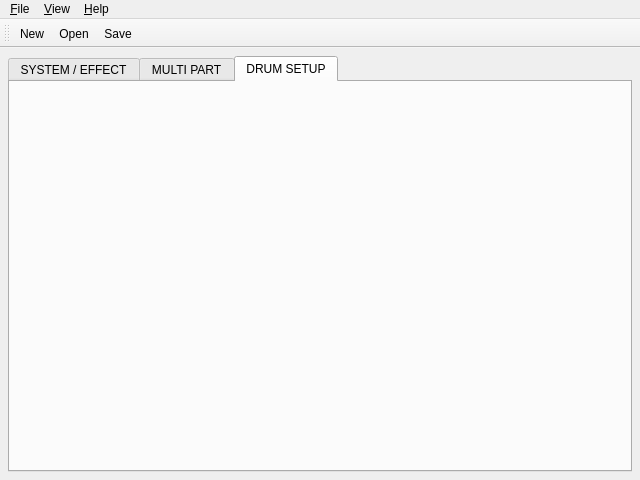
This is src/qxgeditMainForm.ui in rncbc/qxgedit as Qt 5 draws it before an edit. The edited form follows.
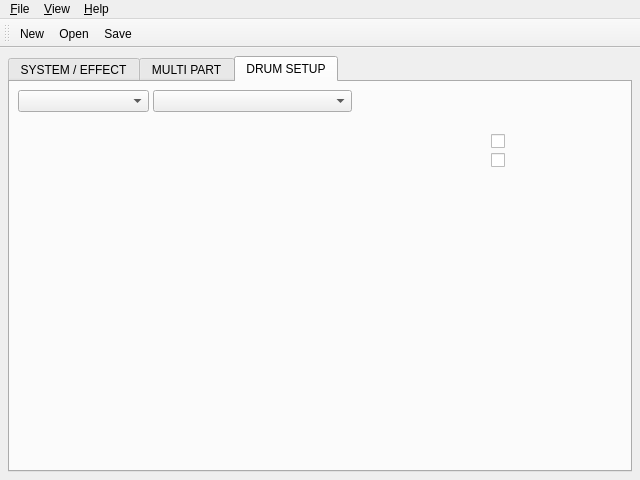
This is the edited form. The open tabs and pages were chosen to show the change. Icons and pictures are not drawn. Custom widgets are drawn as their Qt base class.

Commit message: - Drumsetup tab is finally set.

```diff
--- a/src/qxgeditMainForm.ui
+++ b/src/qxgeditMainForm.ui
@@ -799,6 +799,92 @@
        <attribute name="title" >
         <string>DRUM SETUP</string>
        </attribute>
+       <layout class="QGridLayout" >
+        <item row="0" column="0" colspan="2" >
+         <widget class="QComboBox" name="DrumsetupCombo" />
+        </item>
+        <item row="0" column="2" colspan="3" >
+         <widget class="QComboBox" name="DrumsetupNoteCombo" />
+        </item>
+        <item row="0" column="5" colspan="3" >
+         <spacer>
+          <property name="orientation" >
+           <enum>Qt::Horizontal</enum>
+          </property>
+          <property name="sizeHint" >
+           <size>
+            <width>20</width>
+            <height>20</height>
+           </size>
+          </property>
+         </spacer>
+        </item>
+        <item row="1" column="0" >
+         <widget class="qxgeditDial" name="DrumsetupCoarseDial" />
+        </item>
+        <item row="1" column="1" >
+         <widget class="qxgeditDial" name="DrumsetupFineDial" />
+        </item>
+        <item row="1" column="2" >
+         <widget class="qxgeditDial" name="DrumsetupLevelDial" />
+        </item>
+        <item row="1" column="3" >
+         <widget class="qxgeditDial" name="DrumsetupGroupDial" />
+        </item>
+        <item row="1" column="4" >
+         <widget class="qxgeditDial" name="DrumsetupPanDial" />
+        </item>
+        <item row="1" column="5" >
+         <widget class="qxgeditDial" name="DrumsetupReverbDial" />
+        </item>
+        <item row="1" column="6" >
+         <widget class="qxgeditDial" name="DrumsetupChorusDial" />
+        </item>
+        <item row="1" column="7" >
+         <widget class="qxgeditDial" name="DrumsetupVariationDial" />
+        </item>
+        <item row="2" column="0" >
+         <widget class="qxgeditDial" name="DrumsetupKeyAssignDial" />
+        </item>
+        <item row="2" column="1" >
+         <widget class="qxgeditDial" name="DrumsetupCutoffDial" />
+        </item>
+        <item row="2" column="2" >
+         <widget class="qxgeditDial" name="DrumsetupResonanceDial" />
+        </item>
+        <item row="2" column="3" >
+         <widget class="qxgeditDial" name="DrumsetupAttackDial" />
+        </item>
+        <item row="2" column="4" >
+         <widget class="qxgeditDial" name="DrumsetupDecay1Dial" />
+        </item>
+        <item row="2" column="5" >
+         <widget class="qxgeditDial" name="DrumsetupDecay2Dial" />
+        </item>
+        <item row="2" column="7" >
+         <layout class="QVBoxLayout" >
+          <item>
+           <widget class="qxgeditCheck" name="DrumsetupNoteOffCheck" />
+          </item>
+          <item>
+           <widget class="qxgeditCheck" name="DrumsetupNoteOnCheck" />
+          </item>
+         </layout>
+        </item>
+        <item row="3" column="0" colspan="9" >
+         <spacer>
+          <property name="orientation" >
+           <enum>Qt::Vertical</enum>
+          </property>
+          <property name="sizeHint" >
+           <size>
+            <width>20</width>
+            <height>20</height>
+           </size>
+          </property>
+         </spacer>
+        </item>
+       </layout>
       </widget>
      </widget>
     </item>
```
Left out of the diff: 25 changed lines with no effect on the pictures. The commit also changes 3 other files.
